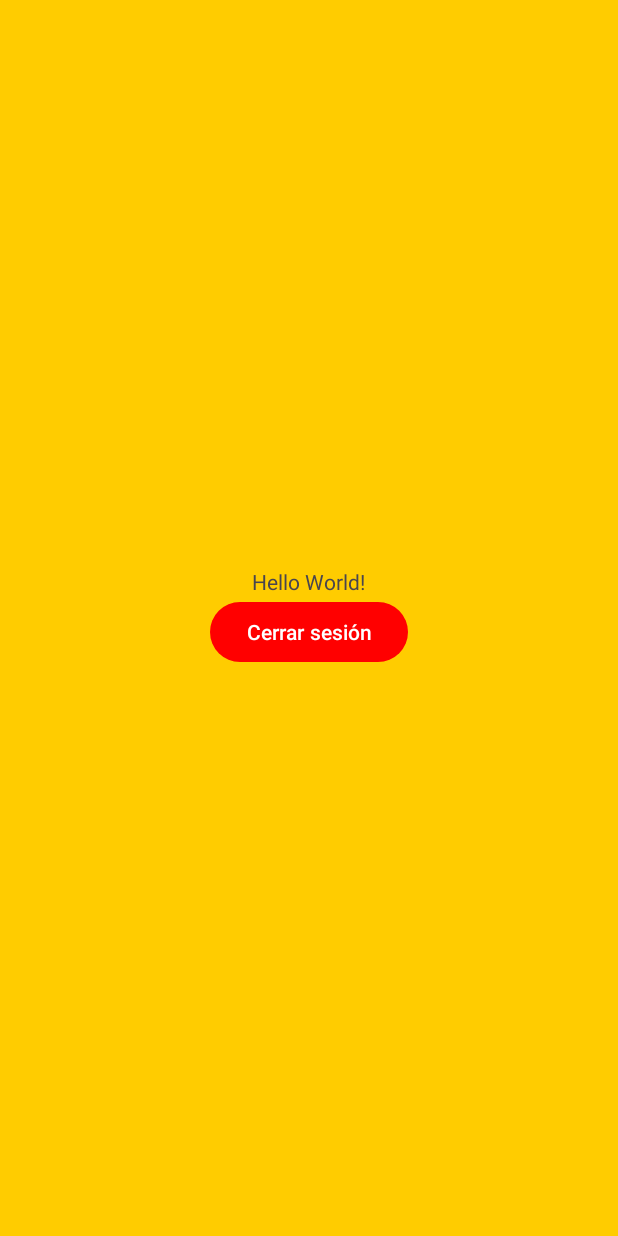
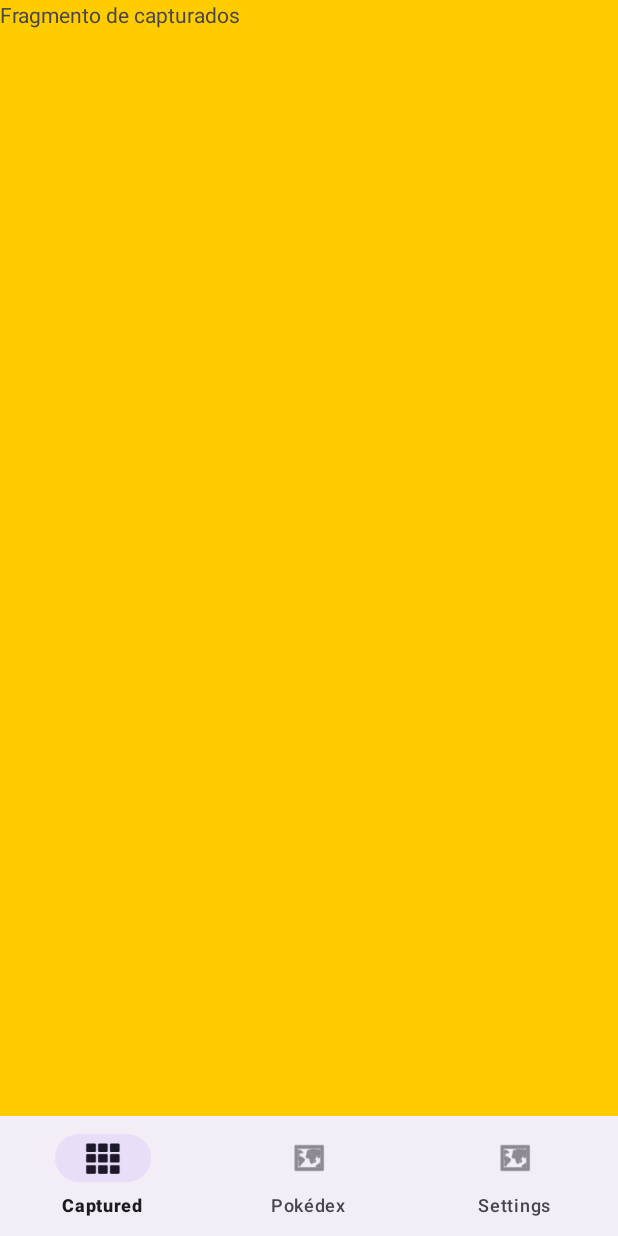
Before and after one commit to robbob93/PMDM-Tarea3-PokemonList, an Android app: the screen it shows after launch once a user with an empty profile is signed in (MainActivity), on a phone screen of 412 x 824 dp. Run offline under Robolectric (Android 15) with nearby library versions, the phone set to English and light mode, and no system bars; our stand-ins replace Firebase (no records; nobody signed in at launch, a user with empty details on screens opened directly), navigation-ui; libraries missing offline, so code that uses them is left out: com.firebase.ui; 4 statements that could not run were skipped.

Commit message:
Implementada navegación de botton navigation y entrada por el fragmento de capturados

```diff
--- a/app/src/main/java/linares/rodriguez/pokemonlist/CapturedPokemon.java
+++ b/app/src/main/java/linares/rodriguez/pokemonlist/CapturedPokemon.java
@@ -59,6 +59,6 @@ public class CapturedPokemon extends Fragment {
     public View onCreateView(LayoutInflater inflater, ViewGroup container,
                              Bundle savedInstanceState) {
         // Inflate the layout for this fragment
-        return inflater.inflate(R.layout.fragment_captured_pokemon, container, false);
+        return inflater.inflate(R.layout.fragment_captured, container, false);
     }
 }
--- a/app/src/main/java/linares/rodriguez/pokemonlist/LoginActivity.java
+++ b/app/src/main/java/linares/rodriguez/pokemonlist/LoginActivity.java
@@ -38,6 +38,7 @@ public class LoginActivity extends AppCompatActivity {
         Intent signInIntent = AuthUI.getInstance()
                 .createSignInIntentBuilder()
                 .setAvailableProviders(providers)
+                .setIsSmartLockEnabled(false)
                 .setLogo(R.drawable.logo_masterball)      // Set logo drawable
                 .setTheme(R.style.Theme_PokemonList)      // Set theme
                 .build();
--- a/app/src/main/java/linares/rodriguez/pokemonlist/MainActivity.java
+++ b/app/src/main/java/linares/rodriguez/pokemonlist/MainActivity.java
@@ -2,6 +2,7 @@ package linares.rodriguez.pokemonlist;
 
 import android.content.Intent;
 import android.os.Bundle;
+import android.view.MenuItem;
 import android.view.View;
 import android.widget.Toast;
 
@@ -11,6 +12,10 @@ import androidx.appcompat.app.AppCompatActivity;
 import androidx.core.graphics.Insets;
 import androidx.core.view.ViewCompat;
 import androidx.core.view.WindowInsetsCompat;
+import androidx.fragment.app.Fragment;
+import androidx.navigation.NavController;
+import androidx.navigation.fragment.NavHostFragment;
+import androidx.navigation.ui.NavigationUI;
 
 import com.firebase.ui.auth.AuthUI;
 import com.google.android.gms.tasks.OnCompleteListener;
@@ -22,6 +27,7 @@ public class MainActivity extends AppCompatActivity {
 
 
     ActivityMainBinding binding;
+    NavController navController = null;
 
 
 
@@ -30,10 +36,33 @@ public class MainActivity extends AppCompatActivity {
     @Override
     protected void onCreate(Bundle savedInstanceState) {
         super.onCreate(savedInstanceState);
+
         binding = ActivityMainBinding.inflate(getLayoutInflater());
         setContentView(binding.getRoot());
 
-        binding.logoutButton.setOnClickListener(this::logoutSession);
+
+        Fragment navHostFragment = getSupportFragmentManager().findFragmentById(R.id.nav_host_fragment);
+        if(navHostFragment != null){
+            navController = NavHostFragment.findNavController(navHostFragment);
+            NavigationUI.setupWithNavController(binding.bottomNavigationView, navController);
+            //NavigationUI.setupActionBarWithNavController(this, navController);
+            navController.navigate(R.id.capturedPokemon);
+        }
+        binding.bottomNavigationView.setOnItemSelectedListener(this::selectedBottonMenu);
+        //configureActionBar();
+
+        //binding.logoutButton.setOnClickListener(this::logoutSession);
+    }
+
+    private boolean selectedBottonMenu(MenuItem menuItem) {
+        if(menuItem.getItemId() == R.id.pokedex_menu){
+            navController.navigate(R.id.pokedexFragment);
+        } else if (menuItem.getItemId() == R.id.settings_menu) {
+            navController.navigate(R.id.settingsFragment);
+        }else{
+            navController.navigate(R.id.capturedPokemon);
+        }
+        return true;
     }
 
     private void logoutSession(View view) {
--- a/app/src/main/res/layout/activity_main.xml
+++ b/app/src/main/res/layout/activity_main.xml
@@ -1,5 +1,5 @@
 <?xml version="1.0" encoding="utf-8"?>
-<LinearLayout xmlns:android="http://schemas.android.com/apk/res/android"
+<androidx.coordinatorlayout.widget.CoordinatorLayout xmlns:android="http://schemas.android.com/apk/res/android"
     xmlns:app="http://schemas.android.com/apk/res-auto"
     xmlns:tools="http://schemas.android.com/tools"
     android:id="@+id/main"
@@ -9,19 +9,21 @@
     android:orientation="vertical"
     android:gravity="center">
 
-    <TextView
-        android:layout_width="wrap_content"
+
+
+    <androidx.fragment.app.FragmentContainerView
+        android:id="@+id/nav_host_fragment"
+        android:name="androidx.navigation.fragment.NavHostFragment"
+        android:layout_width="match_parent"
+        android:layout_height="match_parent"
+        app:defaultNavHost="true"
+        app:navGraph="@navigation/nav_graph" />
+
+    <com.google.android.material.bottomnavigation.BottomNavigationView
+        android:id="@+id/bottom_navigation_view"
+        android:layout_width="match_parent"
         android:layout_height="wrap_content"
-        android:text="Hello World!"
-        app:layout_constraintBottom_toBottomOf="parent"
-        app:layout_constraintEnd_toEndOf="parent"
-        app:layout_constraintStart_toStartOf="parent"
-        app:layout_constraintTop_toTopOf="parent" />
-
-    <Button
-        android:id="@+id/logout_button"
-        android:layout_width="wrap_content"
-        android:layout_height="wrap_content"
-        android:text="Cerrar sesión"
+        android:layout_gravity="bottom"
+        app:menu="@menu/botton_menu"
         />
-</LinearLayout>
+</androidx.coordinatorlayout.widget.CoordinatorLayout>
--- a/app/src/main/res/layout/fragment_captured_pokemon.xml
+++ b/app/src/main/res/layout/fragment_captured.xml
@@ -9,6 +9,6 @@
     <TextView
         android:layout_width="match_parent"
         android:layout_height="match_parent"
-        android:text="@string/hello_blank_fragment" />
+        android:text="Fragmento de capturados" />
 
 </FrameLayout>
--- a/app/src/main/res/layout/fragment_pokedex.xml
+++ b/app/src/main/res/layout/fragment_pokedex.xml
@@ -9,6 +9,6 @@
     <TextView
         android:layout_width="match_parent"
         android:layout_height="match_parent"
-        android:text="@string/hello_blank_fragment" />
+        android:text="Fragmento de pokedex" />
 
 </FrameLayout>
--- a/app/src/main/res/layout/fragment_settings.xml
+++ b/app/src/main/res/layout/fragment_settings.xml
@@ -9,6 +9,6 @@
     <TextView
         android:layout_width="match_parent"
         android:layout_height="match_parent"
-        android:text="@string/hello_blank_fragment" />
+        android:text="Fragmento de settings" />
 
 </FrameLayout>
--- /dev/null
+++ b/app/src/main/res/menu/botton_menu.xml
@@ -0,0 +1,16 @@
+<?xml version="1.0" encoding="utf-8"?>
+<menu xmlns:android="http://schemas.android.com/apk/res/android">
+
+    <item
+        android:id="@+id/catched_pokemon_menu"
+        android:icon="@android:drawable/ic_dialog_dialer"
+        android:title="Captured" />
+    <item
+        android:id="@+id/pokedex_menu"
+        android:icon="@android:drawable/ic_menu_mapmode"
+        android:title="Pokédex" />
+    <item
+        android:id="@+id/settings_menu"
+        android:icon="@android:drawable/ic_menu_mapmode"
+        android:title="Settings" />
+</menu>
--- a/app/src/main/res/navigation/nav_graph.xml
+++ b/app/src/main/res/navigation/nav_graph.xml
@@ -19,5 +19,5 @@
         android:id="@+id/capturedPokemon"
         android:name="linares.rodriguez.pokemonlist.CapturedPokemon"
         android:label="fragment_captured_pokemon"
-        tools:layout="@layout/fragment_captured_pokemon" />
+        tools:layout="@layout/fragment_captured" />
 </navigation>
```
Also changed, not shown: app/src/main/res/layout/pokedex_cardview.xml (added, +43 -0 lines), app/src/main/res/layout/pokedex_list_fragment.xml (added, +13 -0 lines).
